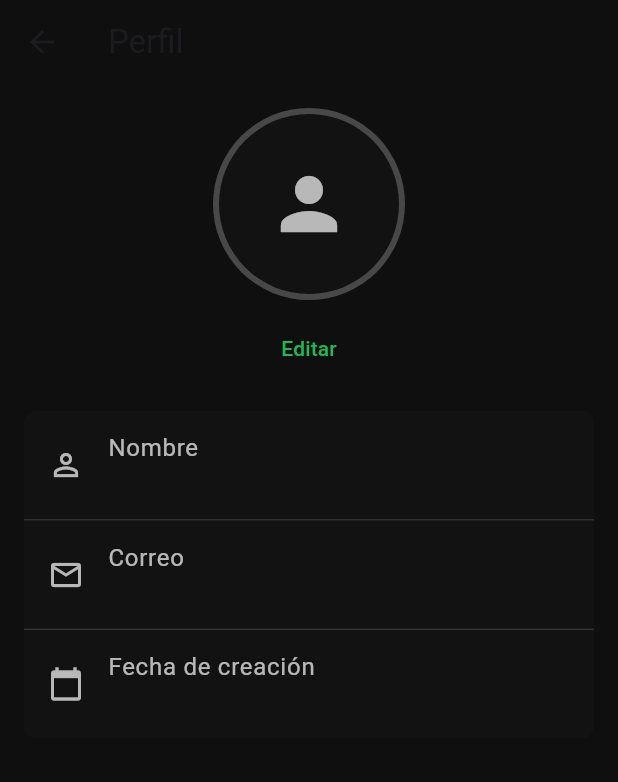
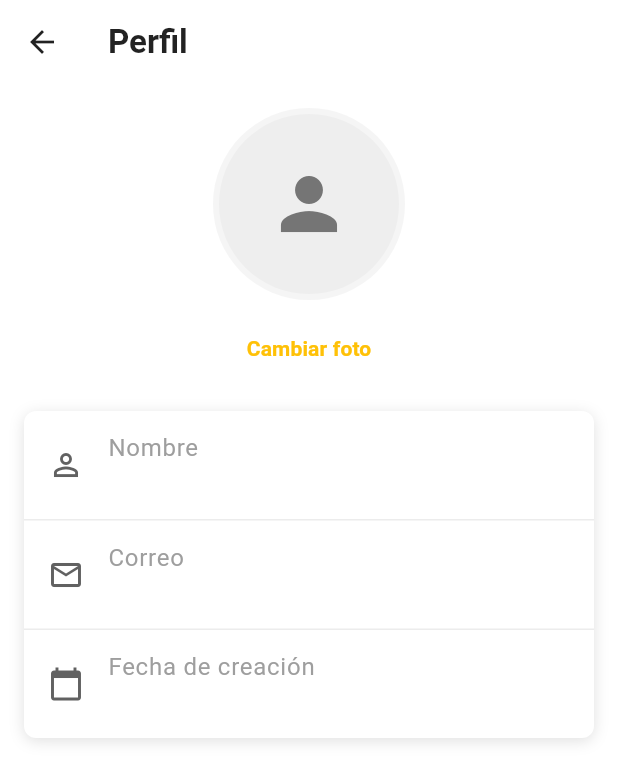
Before and after one commit to Oscarmrl/Tortilla_Digital, a Flutter app: the PantallaConfiguracion screen opened by its route, on a phone screen of 412 x 824 dp. Shown: the top 782 px of the screen. Run offline on Flutter 3.47's test engine with Material 3 defaults, Android fonts, the phone set to English and light mode, and no system bars; our stand-ins replace cloud_firestore, firebase_core, firebase_storage, image_picker; accounts and stored records are empty; network calls fail.

Commit message:
Pantalla Configuracion Finalizada

```diff
--- a/lib/Usuario/pantallaConfiguracion.dart
+++ b/lib/Usuario/pantallaConfiguracion.dart
@@ -1,5 +1,9 @@
+import 'package:flutter/material.dart';
 import 'package:cloud_firestore/cloud_firestore.dart';
-import 'package:flutter/material.dart';
+import 'package:image_picker/image_picker.dart';
+import 'package:firebase_storage/firebase_storage.dart';
+import 'dart:io';
+import 'package:path/path.dart' as path;
 
 class PantallaConfiguracion extends StatefulWidget {
   final String userId;
@@ -20,6 +24,7 @@ class _PantallaConfiguracionState extends State<PantallaConfiguracion> {
         .doc(widget.userId);
   }
 
+  /// ✅ Convierte Timestamp a texto legible
   String _formatTimestamp(dynamic ts) {
     if (ts == null) return '';
     DateTime dateTime;
@@ -33,6 +38,7 @@ class _PantallaConfiguracionState extends State<PantallaConfiguracion> {
     return '${dateTime.day}/${dateTime.month}/${dateTime.year} ${dateTime.hour}:${dateTime.minute}:${dateTime.second}';
   }
 
+  /// ✅ Editar un campo de texto (nombre, etc.)
   Future<void> _editField(String field, String currentValue) async {
     final controller = TextEditingController(text: currentValue);
     final result = await showDialog<String?>(
@@ -56,7 +62,7 @@ class _PantallaConfiguracionState extends State<PantallaConfiguracion> {
       ),
     );
 
-    if (result != null) {
+    if (result != null && result.isNotEmpty) {
       try {
         await _docRef.update({field: result});
         if (mounted) {
@@ -74,11 +80,88 @@ class _PantallaConfiguracionState extends State<PantallaConfiguracion> {
     }
   }
 
+  /// ✅ Mostrar opciones de cámara o galería
+  Future<void> _showImagePickerOptions() async {
+    showModalBottomSheet(
+      context: context,
+      backgroundColor: Colors.white,
+      shape: const RoundedRectangleBorder(
+        borderRadius: BorderRadius.vertical(top: Radius.circular(16)),
+      ),
+      builder: (context) {
+        return SafeArea(
+          child: Wrap(
+            children: [
+              ListTile(
+                leading: Icon(Icons.camera_alt, color: Colors.grey[700]),
+                title: const Text(
+                  'Tomar foto',
+                  style: TextStyle(color: Colors.black87),
+                ),
+                onTap: () {
+                  Navigator.of(context).pop();
+                  _pickAndUploadImage(ImageSource.camera);
+                },
+              ),
+              ListTile(
+                leading: Icon(Icons.photo_library, color: Colors.grey[700]),
+                title: const Text(
+                  'Elegir desde galería',
+                  style: TextStyle(color: Colors.black87),
+                ),
+                onTap: () {
+                  Navigator.of(context).pop();
+                  _pickAndUploadImage(ImageSource.gallery);
+                },
+              ),
+            ],
+          ),
+        );
+      },
+    );
+  }
+
+  /// ✅ Tomar/Seleccionar imagen y subir a Firebase Storage
+  Future<void> _pickAndUploadImage(ImageSource source) async {
+    final picker = ImagePicker();
+    final pickedFile = await picker.pickImage(source: source);
+
+    if (pickedFile == null) return;
+
+    try {
+      final file = File(pickedFile.path);
+      final fileName = path.basename(pickedFile.path);
+
+      final ref = FirebaseStorage.instance
+          .ref()
+          .child('usuarios')
+          .child('${widget.userId}/$fileName');
+
+      await ref.putFile(file);
+      final downloadUrl = await ref.getDownloadURL();
+
+      await _docRef.update({'imagen': downloadUrl});
+
+      if (mounted) {
+        ScaffoldMessenger.of(context).showSnackBar(
+          const SnackBar(content: Text('Foto actualizada con éxito')),
+        );
+      }
+    } catch (e) {
+      if (mounted) {
+        ScaffoldMessenger.of(
+          context,
+        ).showSnackBar(SnackBar(content: Text('Error al subir imagen: $e')));
+      }
+    }
+  }
+
   @override
   Widget build(BuildContext context) {
-    final background = const Color(0xFF0F0F0F);
-    final cardBackground = const Color(0xFF121212);
-    final accent = const Color(0xFF1DB954);
+    final background = Colors.white;
+    final cardBackground = Colors.white;
+    final accent = const Color(0xFFFFC107); // amber
+    final surface = const Color(0xFFF5F5F5);
 
     return Scaffold(
       backgroundColor: background,
@@ -86,10 +169,13 @@ class _PantallaConfiguracionState extends State<PantallaConfiguracion> {
         backgroundColor: Colors.transparent,
         elevation: 0,
         leading: IconButton(
-          icon: const Icon(Icons.arrow_back),
+          icon: const Icon(Icons.arrow_back, color: Colors.black87),
           onPressed: () => Navigator.of(context).maybePop(),
         ),
-        title: const Text('Perfil'),
+        title: const Text(
+          'Perfil',
+          style: TextStyle(color: Colors.black87, fontWeight: FontWeight.w600),
+        ),
       ),
       body: SafeArea(
         child: StreamBuilder<DocumentSnapshot>(
@@ -114,16 +200,15 @@ class _PantallaConfiguracionState extends State<PantallaConfiguracion> {
                 crossAxisAlignment: CrossAxisAlignment.stretch,
                 children: [
                   const SizedBox(height: 8),
-                  // Avatar + Editar
                   Center(
                     child: Column(
                       children: [
                         CircleAvatar(
                           radius: 64,
-                          backgroundColor: Colors.white24,
+                          backgroundColor: surface,
                           child: CircleAvatar(
                             radius: 60,
-                            backgroundColor: cardBackground,
+                            backgroundColor: Colors.grey[200],
                             child: ClipOval(
                               child: SizedBox(
                                 width: 110,
@@ -132,17 +217,16 @@ class _PantallaConfiguracionState extends State<PantallaConfiguracion> {
                                     ? Image.network(
                                         imagen,
                                         fit: BoxFit.cover,
-                                        errorBuilder: (_, __, ___) =>
-                                            const Icon(
-                                              Icons.person,
-                                              size: 56,
-                                              color: Colors.white70,
-                                            ),
+                                        errorBuilder: (_, __, ___) => Icon(
+                                          Icons.person,
+                                          size: 56,
+                                          color: Colors.grey[600],
+                                        ),
                                       )
-                                    : const Icon(
+                                    : Icon(
                                         Icons.person,
                                         size: 56,
-                                        color: Colors.white70,
+                                        color: Colors.grey[600],
                                       ),
                               ),
                             ),
@@ -150,69 +234,76 @@ class _PantallaConfiguracionState extends State<PantallaConfiguracion> {
                         ),
                         const SizedBox(height: 8),
                         TextButton(
-                          onPressed: () => _editField('imagen', imagen),
+                          onPressed: _showImagePickerOptions,
                           child: Text(
-                            'Editar',
-                            style: TextStyle(color: accent),
+                            'Cambiar foto',
+                            style: TextStyle(
+                              color: accent,
+                              fontWeight: FontWeight.w600,
+                            ),
                           ),
                         ),
                       ],
                     ),
                   ),
-
                   const SizedBox(height: 18),
-
-                  // Card / secciones
                   Container(
                     decoration: BoxDecoration(
                       color: cardBackground,
                       borderRadius: BorderRadius.circular(8),
+                      boxShadow: [
+                        BoxShadow(
+                          color: Colors.black12,
+                          blurRadius: 8,
+                          offset: Offset(0, 2),
+                        ),
+                      ],
                     ),
                     child: Column(
                       children: [
                         ListTile(
-                          leading: const Icon(
+                          leading: Icon(
                             Icons.person_outline,
-                            color: Colors.white70,
+                            color: Colors.grey[700],
                           ),
                           title: const Text(
                             'Nombre',
-                            style: TextStyle(color: Colors.white70),
+                            style: TextStyle(color: Colors.grey),
                           ),
                           subtitle: Text(
                             nombre,
-                            style: const TextStyle(color: Colors.white),
+                            style: const TextStyle(color: Colors.black87),
                           ),
                           onTap: () => _editField('nombre', nombre),
                         ),
-                        const Divider(height: 1, color: Colors.white12),
+                        const Divider(height: 1, color: Color(0xFFECECEC)),
                         ListTile(
-                          leading: const Icon(
+                          leading: Icon(
                             Icons.email_outlined,
-                            color: Colors.white70,
+                            color: Colors.grey[700],
                           ),
                           title: const Text(
                             'Correo',
-                            style: TextStyle(color: Colors.white70),
+                            style: TextStyle(color: Colors.grey),
                           ),
                           subtitle: Text(
                             correo,
-                            style: const TextStyle(color: Colors.white),
+                            style: const TextStyle(color: Colors.black87),
                           ),
                         ),
-                        const Divider(height: 1, color: Colors.white12),
+                        const Divider(height: 1, color: Color(0xFFECECEC)),
                         ListTile(
-                          leading: const Icon(
+                          leading: Icon(
                             Icons.calendar_today,
-                            color: Colors.white70,
+                            color: Colors.grey[700],
                           ),
                           title: const Text(
                             'Fecha de creación',
-                            style: TextStyle(color: Colors.white70),
+                            style: TextStyle(color: Colors.grey),
                           ),
                           subtitle: Text(
                             fechaCreacion,
-                            style: const TextStyle(color: Colors.white),
+                            style: const TextStyle(color: Colors.black87),
                           ),
                         ),
                       ],
```
